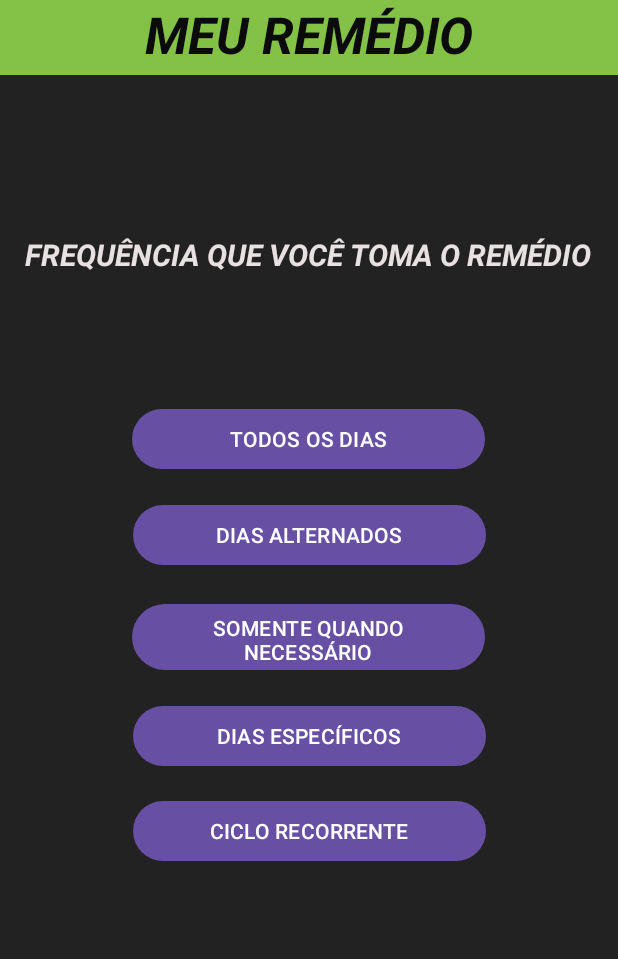
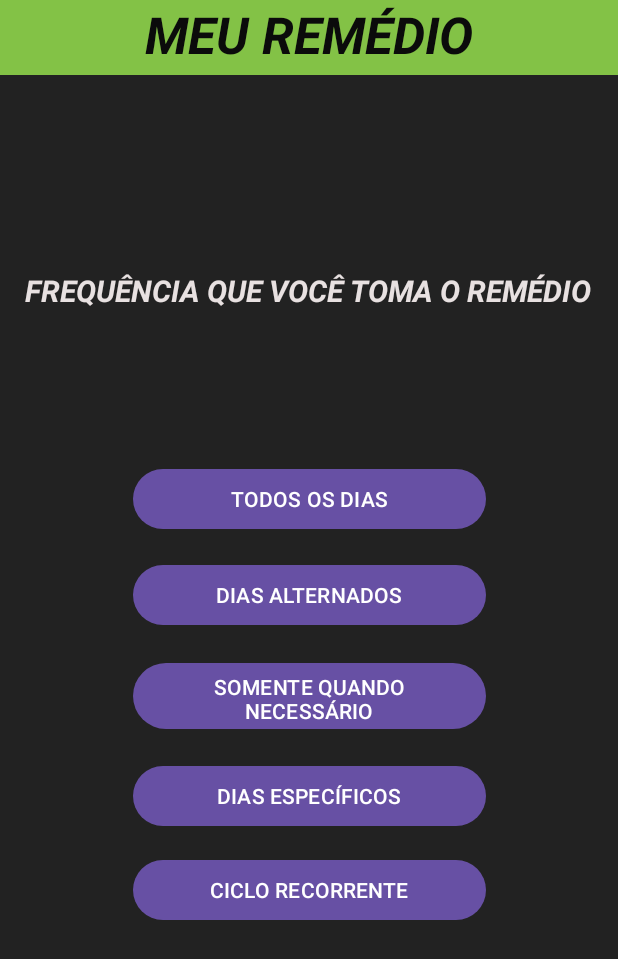
Before and after one commit to thiagolima99/MeuRemedio, an Android app: the TelaFrequencia screen opened directly, with no data from a screen before it, on a phone screen of 412 x 824 dp. Shown: the top 959 px of the screen. Run offline under Robolectric (Android 15) with nearby library versions, the phone set to English and light mode, and no system bars.

Commit message:
adicionado nova tela

```diff
--- a/app/src/main/res/layout/activity_tela_frequencia.xml
+++ b/app/src/main/res/layout/activity_tela_frequencia.xml
@@ -27,7 +27,7 @@
         android:id="@+id/texto2"
         android:layout_width="wrap_content"
         android:layout_height="wrap_content"
-        android:layout_marginTop="156dp"
+        android:layout_marginTop="180dp"
         android:text="FREQUÊNCIA QUE VOCÊ TOMA O REMÉDIO"
         android:textColor="#E8E1E1"
         android:textSize="20sp"
@@ -44,10 +44,31 @@
         android:text="TODOS OS DIAS"
         app:layout_constraintBottom_toBottomOf="parent"
         app:layout_constraintEnd_toEndOf="parent"
-        app:layout_constraintHorizontal_bias="0.498"
         app:layout_constraintStart_toStartOf="parent"
         app:layout_constraintTop_toTopOf="@+id/nomeapp2"
-        app:layout_constraintVertical_bias="0.346" />
+        app:layout_constraintVertical_bias="0.398" />
+
+    <Button
+        android:id="@+id/button5"
+        android:layout_width="235dp"
+        android:layout_height="48dp"
+        android:text="CICLO RECORRENTE"
+        app:layout_constraintBottom_toBottomOf="parent"
+        app:layout_constraintEnd_toEndOf="parent"
+        app:layout_constraintStart_toStartOf="parent"
+        app:layout_constraintTop_toTopOf="@+id/nomeapp2"
+        app:layout_constraintVertical_bias="0.734" />
+
+    <Button
+        android:id="@+id/button4"
+        android:layout_width="235dp"
+        android:layout_height="48dp"
+        android:text="DIAS ESPECÍFICOS"
+        app:layout_constraintBottom_toBottomOf="parent"
+        app:layout_constraintEnd_toEndOf="parent"
+        app:layout_constraintStart_toStartOf="parent"
+        app:layout_constraintTop_toTopOf="@+id/nomeapp2"
+        app:layout_constraintVertical_bias="0.653" />
 
     <Button
         android:id="@+id/button2"
@@ -58,7 +79,7 @@
         app:layout_constraintEnd_toEndOf="parent"
         app:layout_constraintStart_toStartOf="parent"
         app:layout_constraintTop_toTopOf="@+id/nomeapp2"
-        app:layout_constraintVertical_bias="0.429" />
+        app:layout_constraintVertical_bias="0.48" />
 
     <Button
         android:id="@+id/button3"
@@ -67,31 +88,9 @@
         android:text="SOMENTE QUANDO NECESSÁRIO"
         app:layout_constraintBottom_toBottomOf="parent"
         app:layout_constraintEnd_toEndOf="parent"
-        app:layout_constraintHorizontal_bias="0.497"
         app:layout_constraintStart_toStartOf="parent"
         app:layout_constraintTop_toTopOf="@+id/nomeapp2"
-        app:layout_constraintVertical_bias="0.516" />
+        app:layout_constraintVertical_bias="0.567" />
 
-    <Button
-        android:id="@+id/button4"
-        android:layout_width="235dp"
-        android:layout_height="48dp"
-        android:text="DIAS ESPECÍFICOS"
-        app:layout_constraintBottom_toBottomOf="parent"
-        app:layout_constraintEnd_toEndOf="parent"
-        app:layout_constraintStart_toStartOf="parent"
-        app:layout_constraintTop_toTopOf="@+id/nomeapp2"
-        app:layout_constraintVertical_bias="0.601" />
-
-    <Button
-        android:id="@+id/button5"
-        android:layout_width="235dp"
-        android:layout_height="48dp"
-        android:text="CICLO RECORRENTE"
-        app:layout_constraintBottom_toBottomOf="parent"
-        app:layout_constraintEnd_toEndOf="parent"
-        app:layout_constraintStart_toStartOf="parent"
-        app:layout_constraintTop_toTopOf="@+id/nomeapp2"
-        app:layout_constraintVertical_bias="0.683" />
 
 </androidx.constraintlayout.widget.ConstraintLayout>
```
Also changed, not shown: app/src/main/AndroidManifest.xml (+6 -3 lines), app/src/main/java/com/example/meuremedio/TelaHora.kt (added, +20 -0 lines), app/src/main/res/layout/activity_tela_hora.xml (added, +81 -0 lines).
